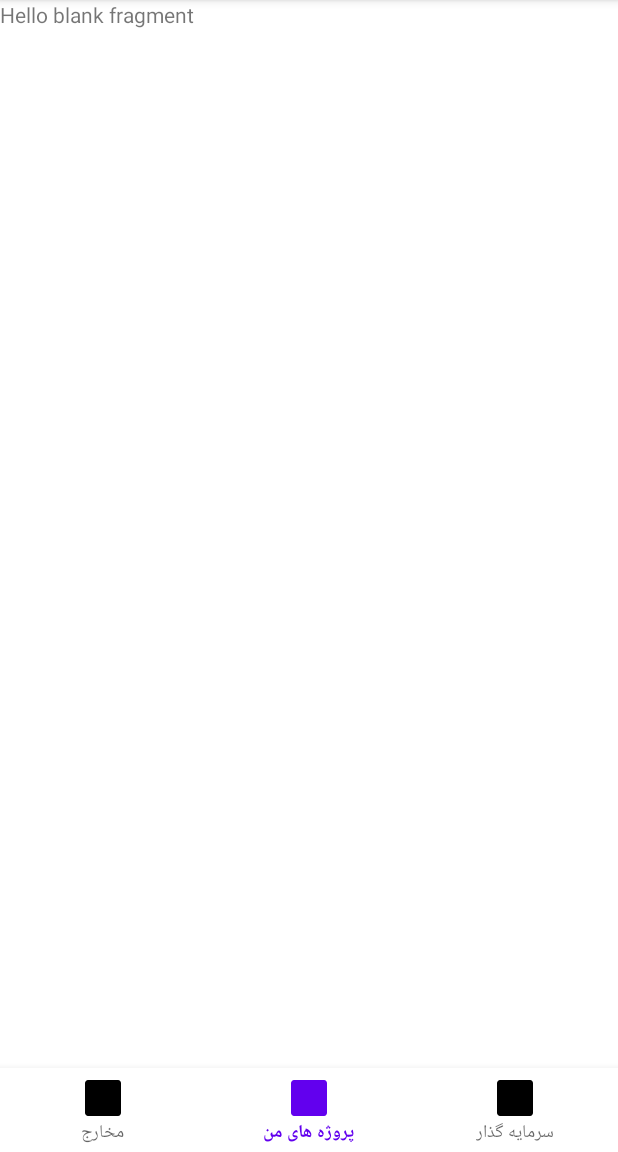
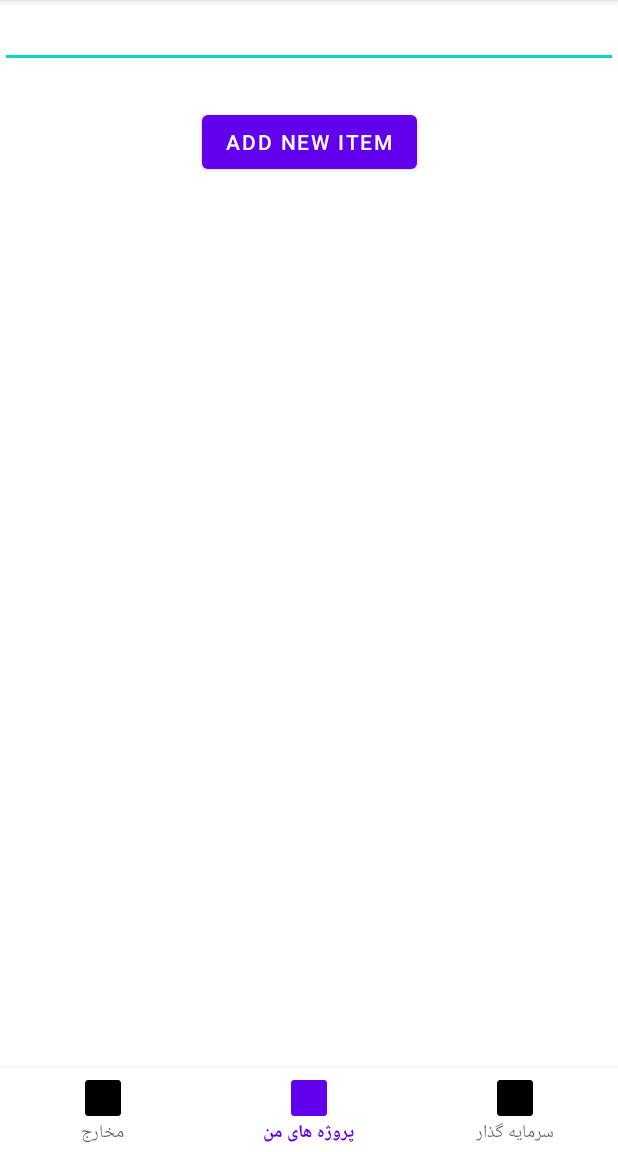
Before and after one commit to masoudalipoor/IHomeByMe, an Android app: the screen it shows after launch (MainActivity), on a phone screen of 412 x 824 dp, the part 84-1236 px from its top. Run offline under Robolectric (Android 15) with nearby library versions, the phone set to English and light mode, and no system bars; our stand-ins replace Dagger/Hilt's generated code, Room's generated code.

```diff
--- a/app/src/main/java/com/example/ihomebyme/HomeByMeApplication.kt
+++ b/app/src/main/java/com/example/ihomebyme/HomeByMeApplication.kt
@@ -1,12 +1,21 @@
 package com.example.ihomebyme
 
 import android.app.Application
+import android.content.Context
+import com.example.ihomebyme.db.HomeByMeDatabase
 import dagger.hilt.android.HiltAndroidApp
 
 @HiltAndroidApp
-class HomeByMeApplication: Application() {
+class HomeByMeApplication : Application() {
+
+    companion object {
+        lateinit var context: Context
+    }
 
     override fun onCreate() {
         super.onCreate()
+
+        context = applicationContext
+
     }
 }
--- a/app/src/main/java/com/example/ihomebyme/activity/MainActivity.kt
+++ b/app/src/main/java/com/example/ihomebyme/activity/MainActivity.kt
@@ -2,12 +2,10 @@ package com.example.ihomebyme.activity
 
 import androidx.appcompat.app.AppCompatActivity
 import android.os.Bundle
-import android.util.Log
 import androidx.fragment.app.Fragment
 import com.example.ihomebyme.R
-import com.example.ihomebyme.db.HomeByMeDatabase
 import com.example.ihomebyme.fragment.charge.ChargeFragment
-import com.example.ihomebyme.fragment.found.FoundFragment
+import com.example.ihomebyme.fragment.fund.FoundFragment
 import com.example.ihomebyme.fragment.projects.ProjectFragment
 import kotlinx.android.synthetic.main.activity_main.*
 
@@ -54,7 +52,6 @@ class MainActivity : AppCompatActivity() {
                 else -> false
             }
         }
-
     }
 
     private fun switchToFragment() {
--- a/app/src/main/java/com/example/ihomebyme/db/HomeByMeDatabase.kt
+++ b/app/src/main/java/com/example/ihomebyme/db/HomeByMeDatabase.kt
@@ -4,19 +4,26 @@ import android.content.Context
 import androidx.room.Database
 import androidx.room.Room
 import androidx.room.RoomDatabase
+import com.example.ihomebyme.HomeByMeApplication
+import com.example.ihomebyme.db.dao.ProjectDao
 import com.example.ihomebyme.db.entity.ProjectEntity
 
 @Database(entities = [ProjectEntity::class], version = 1, exportSchema = false)
 abstract class HomeByMeDatabase : RoomDatabase() {
 
     companion object {
-        fun getDatabase(context: Context) {
-            Room.databaseBuilder(
-                context,
+        private var INSTANCE: HomeByMeDatabase? = null
+        fun getDatabase(): HomeByMeDatabase {
+            INSTANCE = Room.databaseBuilder(
+                HomeByMeApplication.context,
                 HomeByMeDatabase::class.java,
                 "homebyme"
             )
                 .build()
+
+            return INSTANCE!!
         }
     }
+
+    abstract fun projectDao(): ProjectDao
 }
--- a/app/src/main/java/com/example/ihomebyme/db/dao/ProjectDao.kt
+++ b/app/src/main/java/com/example/ihomebyme/db/dao/ProjectDao.kt
@@ -1,7 +1,13 @@
 package com.example.ihomebyme.db.dao
 
 import androidx.room.Dao
+import androidx.room.Insert
+import androidx.room.OnConflictStrategy
+import com.example.ihomebyme.db.entity.ProjectEntity
 
 @Dao
 interface ProjectDao {
+
+    @Insert(onConflict = OnConflictStrategy.REPLACE)
+    suspend fun insert(projectEntity: ProjectEntity)
 }
--- /dev/null
+++ b/app/src/main/java/com/example/ihomebyme/di/DatabaseModule.kt
@@ -0,0 +1,4 @@
+package com.example.ihomebyme.di
+
+class DatabaseModule {
+}
--- a/app/src/main/java/com/example/ihomebyme/fragment/found/FoundFragment.kt
+++ b/app/src/main/java/com/example/ihomebyme/fragment/fund/FundFragment.kt
@@ -1,4 +1,4 @@
-package com.example.ihomebyme.fragment.found
+package com.example.ihomebyme.fragment.fund
 
 import android.os.Bundle
 import androidx.fragment.app.Fragment
--- a/app/src/main/java/com/example/ihomebyme/fragment/projects/ProjectFragment.kt
+++ b/app/src/main/java/com/example/ihomebyme/fragment/projects/ProjectFragment.kt
@@ -1,10 +1,34 @@
 package com.example.ihomebyme.fragment.projects
 
+import android.os.Bundle
+import android.view.View
 import androidx.fragment.app.Fragment
 import com.example.ihomebyme.R
+import com.example.ihomebyme.db.HomeByMeDatabase
+import com.example.ihomebyme.db.entity.ProjectEntity
+import kotlinx.android.synthetic.main.fragment_project.*
+import kotlinx.coroutines.CoroutineScope
+import kotlinx.coroutines.Dispatchers
+import kotlinx.coroutines.coroutineScope
+import kotlinx.coroutines.launch
 
 
 class ProjectFragment : Fragment(R.layout.fragment_project) {
 
+    val db = HomeByMeDatabase.getDatabase()
+    val dao = db.projectDao()
 
+    override fun onViewCreated(view: View, savedInstanceState: Bundle?) {
+        super.onViewCreated(view, savedInstanceState)
+
+        addNewProjectButton.setOnClickListener {
+            CoroutineScope(Dispatchers.IO).launch {
+                launch {
+                    val name = projectNameEditText.text.toString()
+                    dao.insert(ProjectEntity(name))
+                }
+            }
+
+        }
+    }
 }
--- a/app/src/main/res/layout/fragment_charge.xml
+++ b/app/src/main/res/layout/fragment_charge.xml
@@ -9,6 +9,6 @@
     <TextView
         android:layout_width="match_parent"
         android:layout_height="match_parent"
-        android:text="@string/hello_blank_fragment" />
+        android:text="charge" />
 
 </FrameLayout>
--- a/app/src/main/res/layout/fragment_found.xml
+++ b/app/src/main/res/layout/fragment_found.xml
@@ -3,12 +3,12 @@
     xmlns:tools="http://schemas.android.com/tools"
     android:layout_width="match_parent"
     android:layout_height="match_parent"
-    tools:context=".fragment.found.FoundFragment">
+    tools:context=".fragment.fund.FoundFragment">
 
     <!-- TODO: Update blank fragment layout -->
     <TextView
         android:layout_width="match_parent"
         android:layout_height="match_parent"
-        android:text="@string/hello_blank_fragment" />
+        android:text="found" />
 
 </FrameLayout>
--- a/app/src/main/res/layout/fragment_project.xml
+++ b/app/src/main/res/layout/fragment_project.xml
@@ -1,14 +1,24 @@
 <?xml version="1.0" encoding="utf-8"?>
-<FrameLayout xmlns:android="http://schemas.android.com/apk/res/android"
+<androidx.constraintlayout.widget.ConstraintLayout xmlns:android="http://schemas.android.com/apk/res/android"
+    xmlns:app="http://schemas.android.com/apk/res-auto"
     xmlns:tools="http://schemas.android.com/tools"
     android:layout_width="match_parent"
     android:layout_height="match_parent"
     tools:context=".fragment.projects.ProjectFragment">
 
-    <!-- TODO: Update blank fragment layout -->
-    <TextView
+    <androidx.appcompat.widget.AppCompatEditText
+        android:id="@+id/projectNameEditText"
         android:layout_width="match_parent"
-        android:layout_height="match_parent"
-        android:text="@string/hello_blank_fragment" />
+        android:layout_height="wrap_content" />
 
-</FrameLayout>
+    <Button
+        android:id="@+id/addNewProjectButton"
+        android:layout_width="wrap_content"
+        android:layout_height="wrap_content"
+        android:layout_marginTop="25dp"
+        android:text="add new item"
+        app:layout_constraintEnd_toEndOf="parent"
+        app:layout_constraintStart_toStartOf="parent"
+        app:layout_constraintTop_toBottomOf="@+id/projectNameEditText" />
+
+</androidx.constraintlayout.widget.ConstraintLayout>
```
